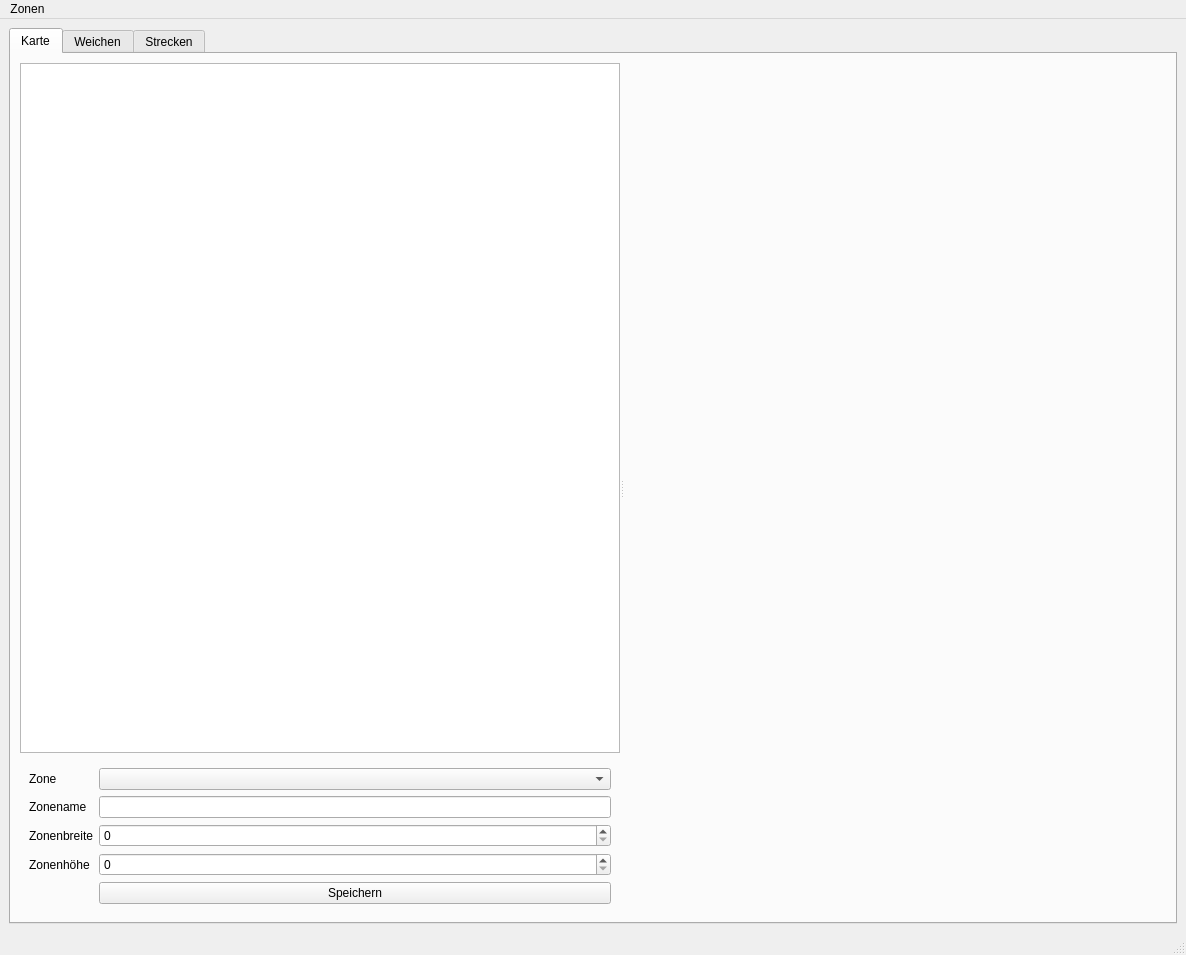
Above: ebl_coords/frontend/ui_files/main_gui.ui from delimarr/ip6_ebl_coords before the change. Below: the same form after it.
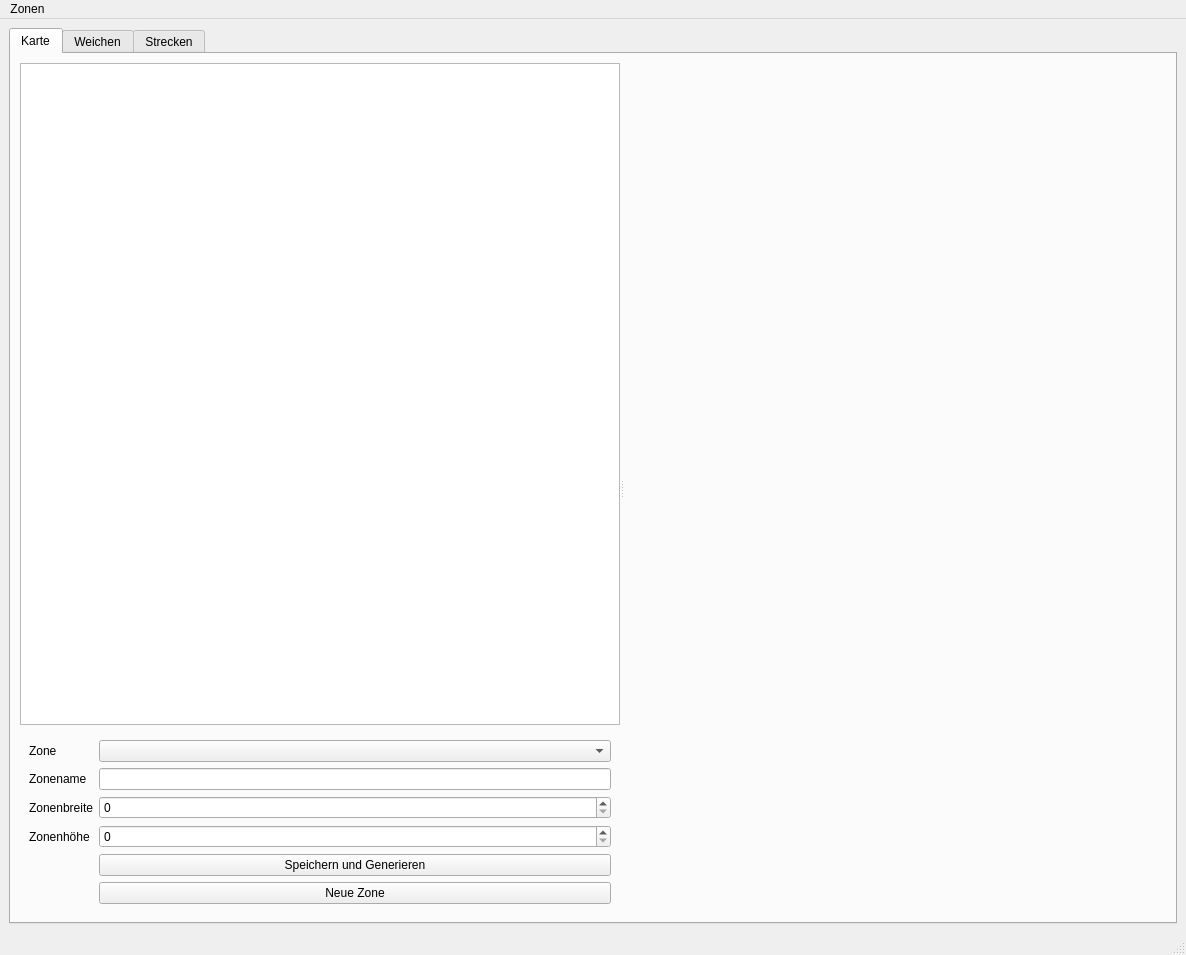
That is the form after the change.

Commit message: load save zone

What changed in the file:
```diff
--- a/ebl_coords/frontend/ui_files/main_gui.ui
+++ b/ebl_coords/frontend/ui_files/main_gui.ui
@@ -75,7 +75,7 @@
                <item row="5" column="1">
                 <widget class="QPushButton" name="map_zone_speichern_btn">
                  <property name="text">
-                  <string>Speichern</string>
+                  <string>Speichern und Generieren</string>
                  </property>
                 </widget>
                </item>
@@ -109,6 +109,13 @@
                <item row="1" column="1">
                 <widget class="QComboBox" name="map_zone_select_combo_box"/>
                </item>
+               <item row="6" column="1">
+                <widget class="QPushButton" name="map_zone_neu_btn">
+                 <property name="text">
+                  <string>Neue Zone</string>
+                 </property>
+                </widget>
+               </item>
               </layout>
              </widget>
             </item>
```
The commit also changes 4 other files.
